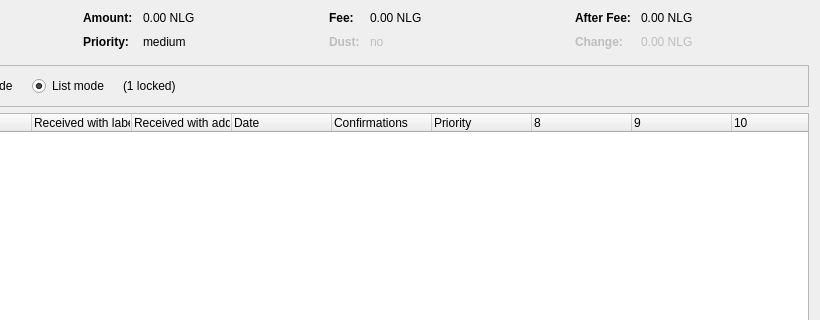
muntorg/munt-official, file src/qt/forms/coincontroldialog.ui: the form before one commit; both pictures show x 180 to 1000 and y 0 to 320 of the 1000 by 500 pixel window.
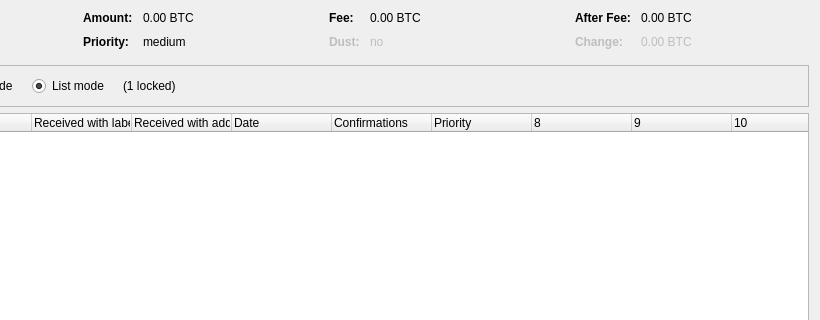
The form after the commit. Custom widgets are drawn as their Qt base class.

The edit to the form file:
```diff
--- a/src/qt/forms/coincontroldialog.ui
+++ b/src/qt/forms/coincontroldialog.ui
@@ -132,7 +132,7 @@
           <enum>Qt::ActionsContextMenu</enum>
          </property>
          <property name="text">
-          <string notr="true">0.00 NLG</string>
+          <string notr="true">0.00 BTC</string>
          </property>
          <property name="textInteractionFlags">
           <set>Qt::LinksAccessibleByMouse|Qt::TextSelectableByKeyboard|Qt::TextSelectableByMouse</set>
@@ -206,7 +206,7 @@
           <enum>Qt::ActionsContextMenu</enum>
          </property>
          <property name="text">
-          <string notr="true">0.00 NLG</string>
+          <string notr="true">0.00 BTC</string>
          </property>
          <property name="textInteractionFlags">
           <set>Qt::LinksAccessibleByMouse|Qt::TextSelectableByKeyboard|Qt::TextSelectableByMouse</set>
@@ -286,7 +286,7 @@
           <enum>Qt::ActionsContextMenu</enum>
          </property>
          <property name="text">
-          <string notr="true">0.00 NLG</string>
+          <string notr="true">0.00 BTC</string>
          </property>
          <property name="textInteractionFlags">
           <set>Qt::LinksAccessibleByMouse|Qt::TextSelectableByKeyboard|Qt::TextSelectableByMouse</set>
@@ -321,7 +321,7 @@
           <enum>Qt::ActionsContextMenu</enum>
          </property>
          <property name="text">
-          <string notr="true">0.00 NLG</string>
+          <string notr="true">0.00 BTC</string>
          </property>
          <property name="textInteractionFlags">
           <set>Qt::LinksAccessibleByMouse|Qt::TextSelectableByKeyboard|Qt::TextSelectableByMouse</set>
```
